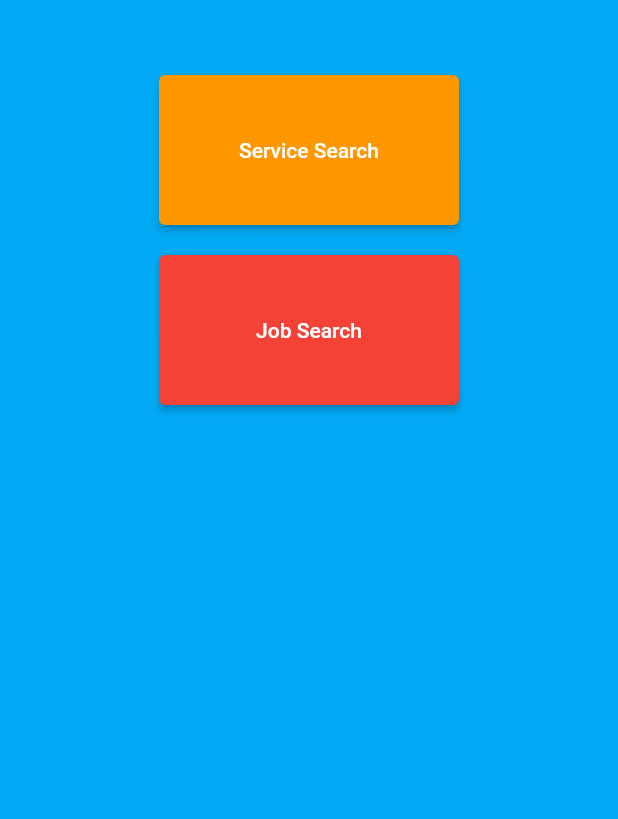
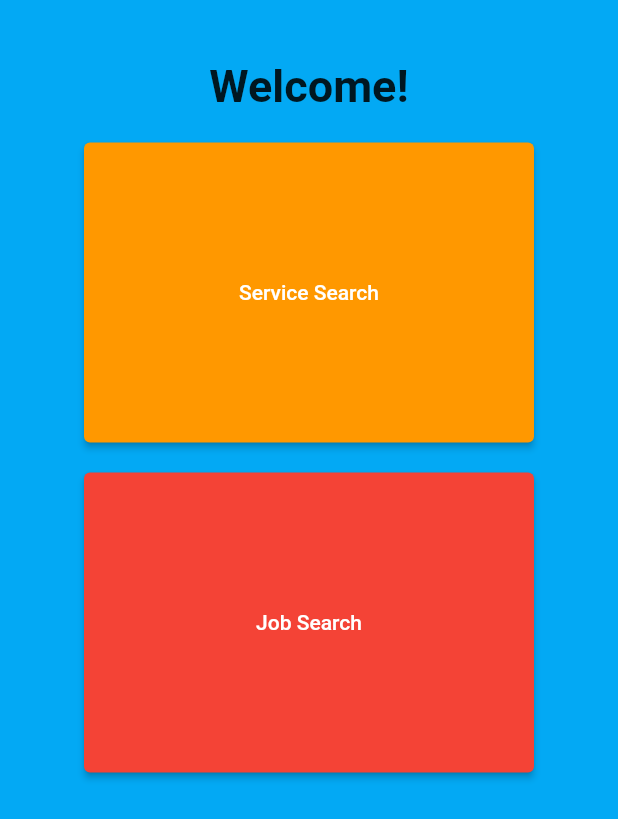
Before and after one commit to ashmitahaldar/HackathonProject, a Flutter app: the HomePage screen opened directly, on a phone screen of 412 x 824 dp. Shown: the top 819 px of the screen. Run offline on Flutter 3.47's test engine with Material 2 defaults, Android fonts, the phone set to English and light mode, and no system bars; our stand-ins replace easy_sidemenu; Roboto replaces fonts that are missing (Avenir).

Commit message:
minor changes to home page

```diff
--- a/lib/screens/home_page.dart
+++ b/lib/screens/home_page.dart
@@ -20,13 +20,19 @@ class _HomePageState extends State<HomePage> {
         body: Column(
           crossAxisAlignment: CrossAxisAlignment.center,
           children: <Widget>[
-            SizedBox(height: 50),
+            SizedBox(height: 40),
+
+            const Text("Welcome!",
+              style: TextStyle(fontSize: 30, fontWeight: FontWeight.bold),
+            ),
+
+            SizedBox(height: 20),
 
             Container(
               alignment: Alignment.center,
                child: SizedBox(
-                  width: 200,
-                  height: 100,
+                  width: 300,
+                  height: 200,
                   child: ElevatedButton(
                   onPressed: () {},
                   child: Text("Service Search"),
@@ -50,8 +56,8 @@ class _HomePageState extends State<HomePage> {
 
             SizedBox(height: 20),
             SizedBox(
-              width: 200,
-              height: 100,
+              width: 300,
+              height: 200,
               child: ElevatedButton(
                 onPressed: () {},
                 child: Text("Job Search"),
```
